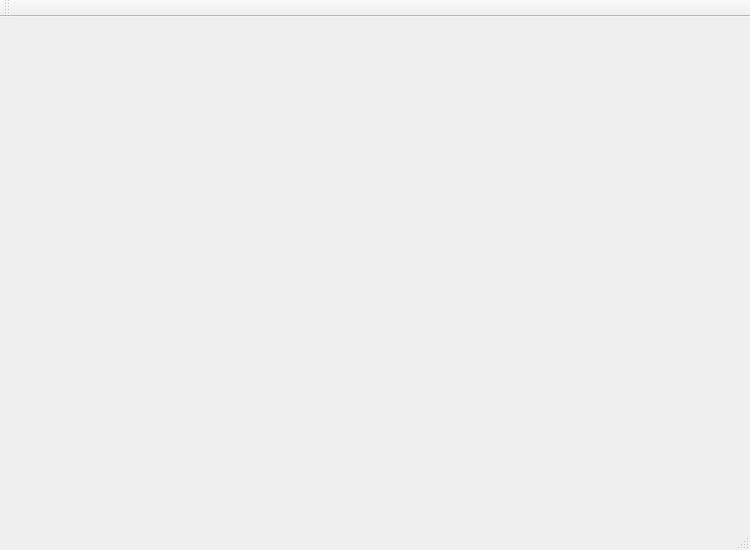
First picture: the form in mainwindow.ui, repository zhengnici/WorkProgram2020_Studentmanager, before the edit.
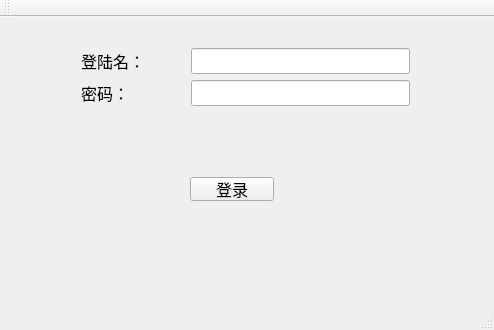
Second picture: the form after the edit.

Commit message: 添加了登陆UI

```diff
--- a/mainwindow.ui
+++ b/mainwindow.ui
@@ -6,8 +6,8 @@
    <rect>
     <x>0</x>
     <y>0</y>
-    <width>750</width>
-    <height>550</height>
+    <width>494</width>
+    <height>330</height>
    </rect>
   </property>
   <property name="font">
@@ -18,7 +18,69 @@
   <property name="windowTitle">
    <string>MainWindow</string>
   </property>
-  <widget class="QWidget" name="centralWidget"/>
+  <widget class="QWidget" name="centralWidget">
+   <widget class="QWidget" name="verticalLayoutWidget">
+    <property name="geometry">
+     <rect>
+      <x>70</x>
+      <y>20</y>
+      <width>111</width>
+      <height>80</height>
+     </rect>
+    </property>
+    <layout class="QVBoxLayout" name="verticalLayout">
+     <item>
+      <widget class="QLabel" name="label">
+       <property name="text">
+        <string>登陆名：</string>
+       </property>
+      </widget>
+     </item>
+     <item>
+      <widget class="QLabel" name="label_2">
+       <property name="text">
+        <string>密码：</string>
+       </property>
+      </widget>
+     </item>
+    </layout>
+   </widget>
+   <widget class="QWidget" name="verticalLayoutWidget_2">
+    <property name="geometry">
+     <rect>
+      <x>180</x>
+      <y>20</y>
+      <width>241</width>
+      <height>80</height>
+     </rect>
+    </property>
+    <layout class="QVBoxLayout" name="verticalLayout_2">
+     <item>
+      <widget class="QLineEdit" name="lineEdit"/>
+     </item>
+     <item>
+      <widget class="QLineEdit" name="lineEdit_2">
+       <property name="echoMode">
+        <enum>QLineEdit::Password</enum>
+       </property>
+      </widget>
+     </item>
+    </layout>
+   </widget>
+   <widget class="QPushButton" name="pushButton">
+    <property name="geometry">
+     <rect>
+      <x>190</x>
+      <y>160</y>
+      <width>84</width>
+      <height>24</height>
+     </rect>
+    </property>
+    <property name="text">
+     <string>登录</string>
+    </property>
+   </widget>
+  </widget>
   <widget class="QMenuBar" name="menuBar">
    <property name="geometry">
     <rect>
```
Left out of the diff: 2 changed lines with no effect on the pictures. The commit also changes 2 other files.
